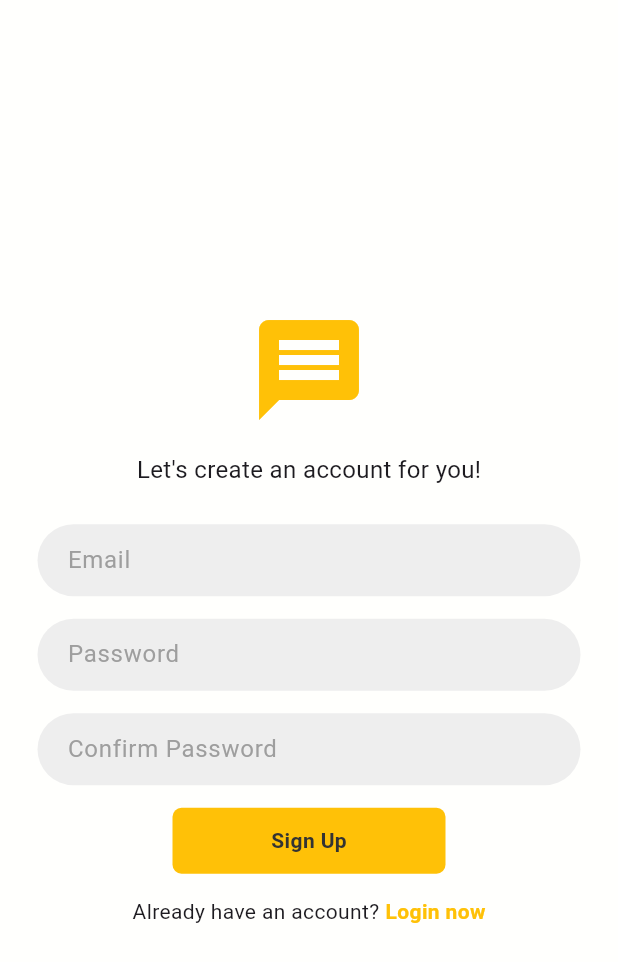
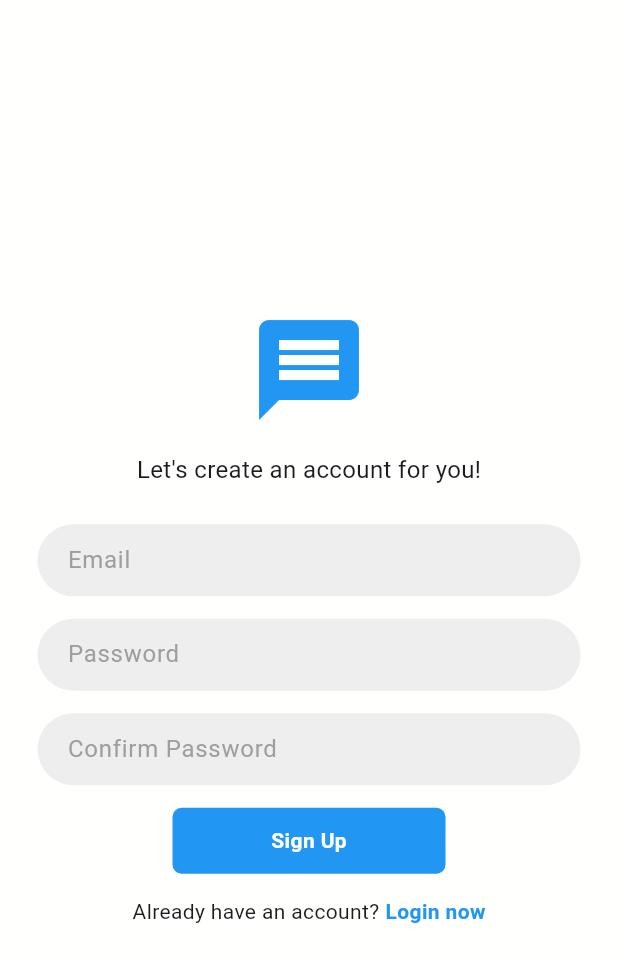
Before and after one commit to AceLake/Assemblage-Flutter, a Flutter app: the screen it shows after launch, after a tap on "Register now", on a phone screen of 412 x 824 dp. Shown: the top 962 px of the screen. Run offline on Flutter 3.47's test engine with Material 3 defaults, Android fonts, the phone set to English and light mode, and no system bars; our stand-ins replace cloud_firestore, firebase_auth, firebase_core; accounts and stored records are empty; network calls fail.

Commit message:
Coloring the login/reg and navigation after loging out

```diff
--- a/lib/components/my_button.dart
+++ b/lib/components/my_button.dart
@@ -20,14 +20,14 @@ class MyButton extends StatelessWidget {
         child: Container(
           padding: const EdgeInsets.all(12),
           decoration: BoxDecoration(
-            color: Colors.amber,
+            color: Colors.blue,
             borderRadius: BorderRadius.circular(6),
           ),
           child: Center(
             child: Text(
               text,
               style: const TextStyle(
-                color: Color.fromARGB(255, 51, 51, 51),
+                color: Colors.white,
                 fontWeight: FontWeight.bold,
               ),
             ),
--- a/lib/pages/landing_page.dart
+++ b/lib/pages/landing_page.dart
@@ -1,8 +1,8 @@
 import 'package:flutter/material.dart';
 import 'package:messaging_app/components/nav_bar.dart';
+import 'package:messaging_app/pages/login_page.dart';
 import 'package:messaging_app/services/auth/auth_service.dart';
 import 'package:provider/provider.dart';
-
 
 class LandingPage extends StatefulWidget {
   @override
@@ -11,13 +11,14 @@ class LandingPage extends StatefulWidget {
 
 class _LandingPageState extends State<LandingPage> {
   int _currentIndex = 0;
-    late AuthService authService; // Declare authService as a late variable
+  late AuthService authService; // Declare authService as a late variable
 
   @override
   void initState() {
     super.initState();
     authService = Provider.of<AuthService>(context, listen: false);
   }
+
   @override
   Widget build(BuildContext context) {
     return Scaffold(
@@ -68,6 +69,13 @@ class _LandingPageState extends State<LandingPage> {
               ),
               onTap: () {
                 authService.signOut();
+                Navigator.pushReplacement(
+                  context,
+                  MaterialPageRoute(
+                      builder: (context) => LoginPage(
+                            onTap: () {},
+                          )),
+                );
               },
             ),
           ],
--- a/lib/pages/login_page.dart
+++ b/lib/pages/login_page.dart
@@ -50,7 +50,7 @@ class _LoginPageState extends State<LoginPage> {
               Icon(
                 Icons.message,
                 size: 80,
-                color: Colors.amber,
+                color: Colors.blue,
               ),
 
               SizedBox(height: 15),
@@ -100,7 +100,7 @@ class _LoginPageState extends State<LoginPage> {
                       'Register now',
                       style: TextStyle(
                         fontWeight: FontWeight.bold,
-                        color: Colors.amber,
+                        color: Colors.blue,
                       ),
                     ),
                   ),
--- a/lib/pages/register_page.dart
+++ b/lib/pages/register_page.dart
@@ -62,7 +62,7 @@ class _RegisterPageState extends State<RegisterPage> {
               const Icon(
                 Icons.message,
                 size: 80,
-                color: Colors.amber,
+                color: Colors.blue,
               ),
 
               const SizedBox(height: 15),
@@ -120,7 +120,7 @@ class _RegisterPageState extends State<RegisterPage> {
                       'Login now',
                       style: TextStyle(
                         fontWeight: FontWeight.bold,
-                        color: Colors.amber,
+                        color: Colors.blue,
                       ),
                     ),
                   ),
```
